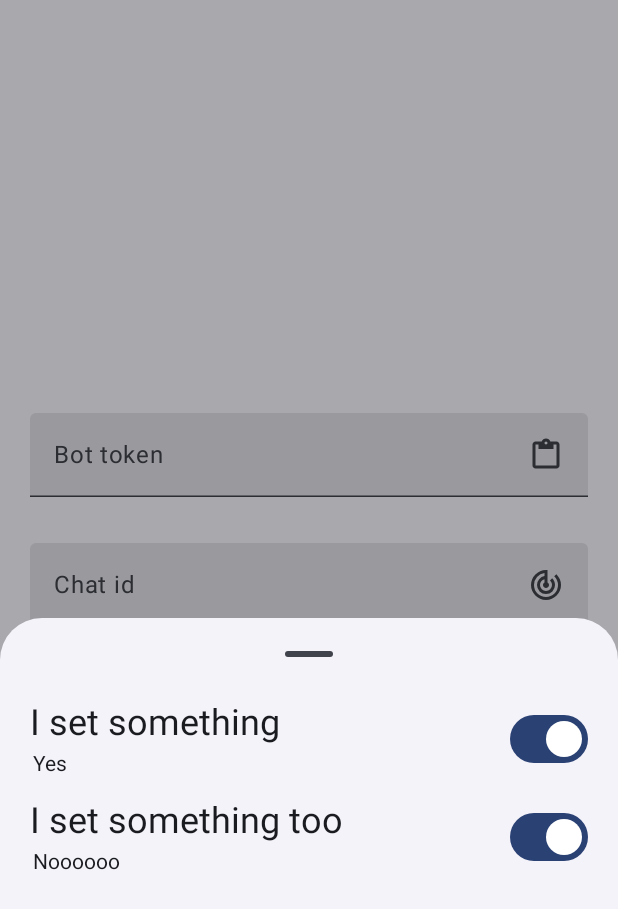
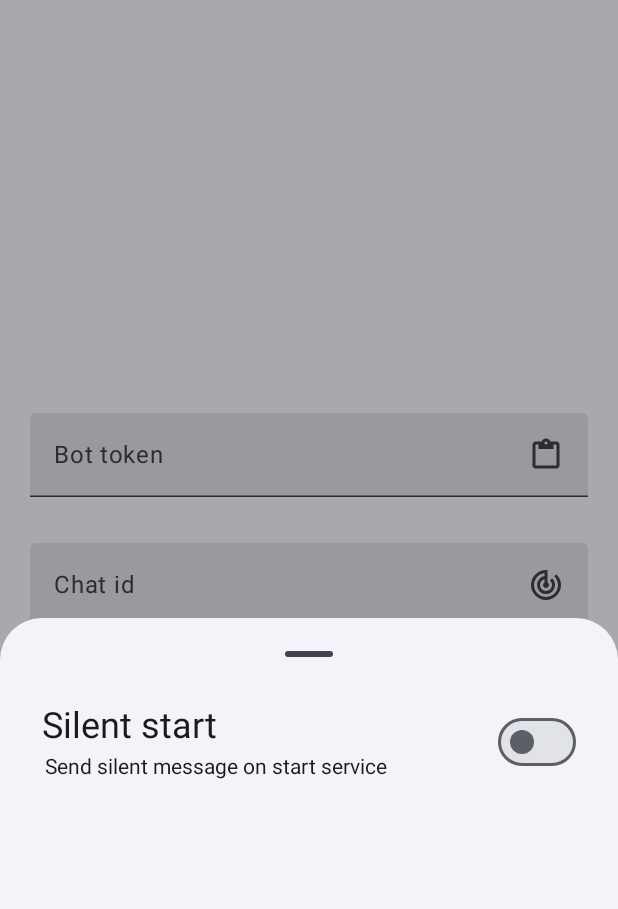
Before and after one commit to icewithcola/message2Tg, an Android app built with Jetpack Compose: the screen it shows after launch (MainActivity), after a tap on "Open application settings.", on a phone screen of 412 x 824 dp. Shown: the top 909 px of the screen. Run offline under Robolectric (Android 15) with nearby library versions, the phone set to English and light mode, and no system bars.

Commit message:
feat: Settings: add silent test

```diff
--- a/app/build.gradle.kts
+++ b/app/build.gradle.kts
@@ -14,8 +14,8 @@ android {
     applicationId = "uk.kagurach.message2TG"
     minSdk = 27
     targetSdk = 34
-    versionCode = 6
-    versionName = "1.1.4"
+    versionCode = 7
+    versionName = "1.1.5"
 
     testInstrumentationRunner = "androidx.test.runner.AndroidJUnitRunner"
     vectorDrawables {
--- a/app/src/main/java/uk/kagurach/message2TG/ServiceHelper.kt
+++ b/app/src/main/java/uk/kagurach/message2TG/ServiceHelper.kt
@@ -9,7 +9,10 @@ import uk.kagurach.tgbotapi.BotApiImpl
  * @param skipChatIdCheck if true, only check the bot token with getMe()
  */
 fun testAndStartService(context: Context, skipChatIdCheck: Boolean = false) {
-  if ((skipChatIdCheck && !validateBotToken(context) || (!skipChatIdCheck && !validateChatId(context)))) {
+  if (skipChatIdCheck) {
+    if (!validateBotToken(context))
+    return
+  }else if (!validateChatId(context)){
     return
   }
   context.startService(Intent(context, ForwardService::class.java))
--- a/app/src/main/java/uk/kagurach/message2TG/SettingStorage.kt
+++ b/app/src/main/java/uk/kagurach/message2TG/SettingStorage.kt
@@ -3,9 +3,34 @@ package uk.kagurach.message2TG
 import android.content.Context
 import androidx.datastore.core.DataStore
 import androidx.datastore.preferences.core.Preferences
+import androidx.datastore.preferences.core.booleanPreferencesKey
+import androidx.datastore.preferences.core.edit
 import androidx.datastore.preferences.preferencesDataStore
+import kotlinx.coroutines.CoroutineScope
+import kotlinx.coroutines.Dispatchers
+import kotlinx.coroutines.flow.first
+import kotlinx.coroutines.flow.map
+import kotlinx.coroutines.launch
+import kotlinx.coroutines.runBlocking
 
 val Context.settingStore: DataStore<Preferences> by preferencesDataStore(name = "app_settings")
 
-class SettingStorage {
+class SettingStorage(private val context: Context) {
+  val sendSilentMessageOnTest = booleanPreferencesKey("send_silent_message_on_test")
+
+  fun <T> get(key: Preferences.Key<T>): T? =
+    runBlocking {
+      context.settingStore.data
+        .map { value ->
+          value[key]
+        }
+        .first()
+    }
+
+  fun <T> set(key: Preferences.Key<T>, value: T) =
+    CoroutineScope(Dispatchers.Default).launch {
+      context.settingStore.edit {
+        it[key] = value
+      }
+    }
 }
--- a/app/src/main/java/uk/kagurach/message2TG/ui/compose/Setting.kt
+++ b/app/src/main/java/uk/kagurach/message2TG/ui/compose/Setting.kt
@@ -57,7 +57,10 @@ class Setting(
       Spacer(modifier = Modifier.weight(1f))
       Switch(
         checked = checkState,
-        onCheckedChange = onCheckedChange ?: { checkState = it },
+        onCheckedChange = {
+          checkState = it
+          onCheckedChange?.invoke(it)
+        },
         modifier = switchModifier
       )
     }
--- a/app/src/main/java/uk/kagurach/message2TG/ui/pages/AdvancedSettings.kt
+++ b/app/src/main/java/uk/kagurach/message2TG/ui/pages/AdvancedSettings.kt
@@ -14,6 +14,9 @@ import androidx.compose.ui.text.font.FontFamily
 import androidx.compose.ui.text.font.FontWeight
 import androidx.compose.ui.unit.dp
 import androidx.compose.ui.unit.sp
+import androidx.core.content.ContextCompat
+import uk.kagurach.message2TG.R
+import uk.kagurach.message2TG.SettingStorage
 import uk.kagurach.message2TG.ui.compose.Setting
 
 @Composable
@@ -21,7 +24,7 @@ fun AdvancedSettings(context: Context) {
   val setting = Setting(
     rowModifier = Modifier
       .fillMaxWidth()
-      .padding(horizontal = 20.dp, vertical = 8.dp),
+      .padding(horizontal = 20.dp, vertical = 10.dp),
     nameTextStyle = TextStyle(
       fontSize = 24.sp,
       fontWeight = FontWeight(400),
@@ -30,22 +33,20 @@ fun AdvancedSettings(context: Context) {
     descriptionModifier = Modifier.padding(start = 2.dp)
   )
 
-
+  val settingStorage = SettingStorage(context)
 
   Column(
     modifier = Modifier
       .fillMaxWidth()
       .fillMaxHeight(0.8f)
+      .padding(horizontal = 8.dp)
       .verticalScroll(rememberScrollState())
   ) {
     setting.BooleanSetting(
-      name = "I set something",
-      description = "Yes"
-    )
+      name = ContextCompat.getString(context, R.string.silent_test_dscr),
+      description = ContextCompat.getString(context, R.string.silent_test),
+      initialState = settingStorage.get(settingStorage.sendSilentMessageOnTest)?: false
+    ){ settingStorage.set(settingStorage.sendSilentMessageOnTest,it) }
 
-    setting.BooleanSetting(
-      name = "I set something too",
-      description = "Noooooo"
-    )
   }
 }
--- a/app/src/main/java/uk/kagurach/message2TG/ui/pages/MainPage.kt
+++ b/app/src/main/java/uk/kagurach/message2TG/ui/pages/MainPage.kt
@@ -34,6 +34,7 @@ import kotlinx.coroutines.Dispatchers
 import kotlinx.coroutines.launch
 import uk.kagurach.message2TG.BotStorage
 import uk.kagurach.message2TG.R
+import uk.kagurach.message2TG.SettingStorage
 import uk.kagurach.message2TG.testAndStartService
 import uk.kagurach.message2TG.ui.compose.Inputer
 import uk.kagurach.tgbotapi.BotApiImpl
@@ -45,6 +46,8 @@ fun MainPage(ctx: Context, defaultToken: String, defaultChatId: Long) {
   var token by remember { mutableStateOf(defaultToken) }
   var chatId by remember { mutableLongStateOf(defaultChatId) }
   var tokenVisibility by remember { mutableStateOf(false) }
+
+  val settingStorage = SettingStorage(ctx)
 
   val inputer = Inputer(
     inputTextStyle = TextStyle(
@@ -150,6 +153,7 @@ fun MainPage(ctx: Context, defaultToken: String, defaultChatId: Long) {
       val botStorage = BotStorage(ctx)
       botApiImpl.sendMessage(
         text = getString(ctx, R.string.connect_success),
+        disableNotification = settingStorage.get(settingStorage.sendSilentMessageOnTest),
         onHttpError = { e ->
           CoroutineScope(Dispatchers.Main).launch {
             Toast.makeText(
--- a/app/src/main/java/uk/kagurach/tgbotapi/BotApiInterface.kt
+++ b/app/src/main/java/uk/kagurach/tgbotapi/BotApiInterface.kt
@@ -18,7 +18,8 @@ interface BotApiInterface {
   suspend fun sendMessage(
     @Path("token") token: String,
     @Query("chat_id") chatId: Long,
-    @Query("text") text: String
+    @Query("text") text: String,
+    @Query("disable_notification") disableNotification: Boolean?
   ): MessageReturned
 
   @GET("/bot{token}/getUpdates")
--- a/app/src/main/res/values/strings.xml
+++ b/app/src/main/res/values/strings.xml
@@ -8,4 +8,6 @@
   <string name="bot_token">Bot token</string>
   <string name="need_start_bot">Please send /start to bot first</string>
   <string name="no_token_in_clipboard">Cannot find a bot token in clipboard</string>
+  <string name="silent_test">Send silent message on start service</string>
+  <string name="silent_test_dscr">Silent start</string>
 </resources>
```
Also changed, not shown: app/src/main/java/uk/kagurach/tgbotapi/BotApiImpl.kt (+7 -1 lines), 1 other file.
